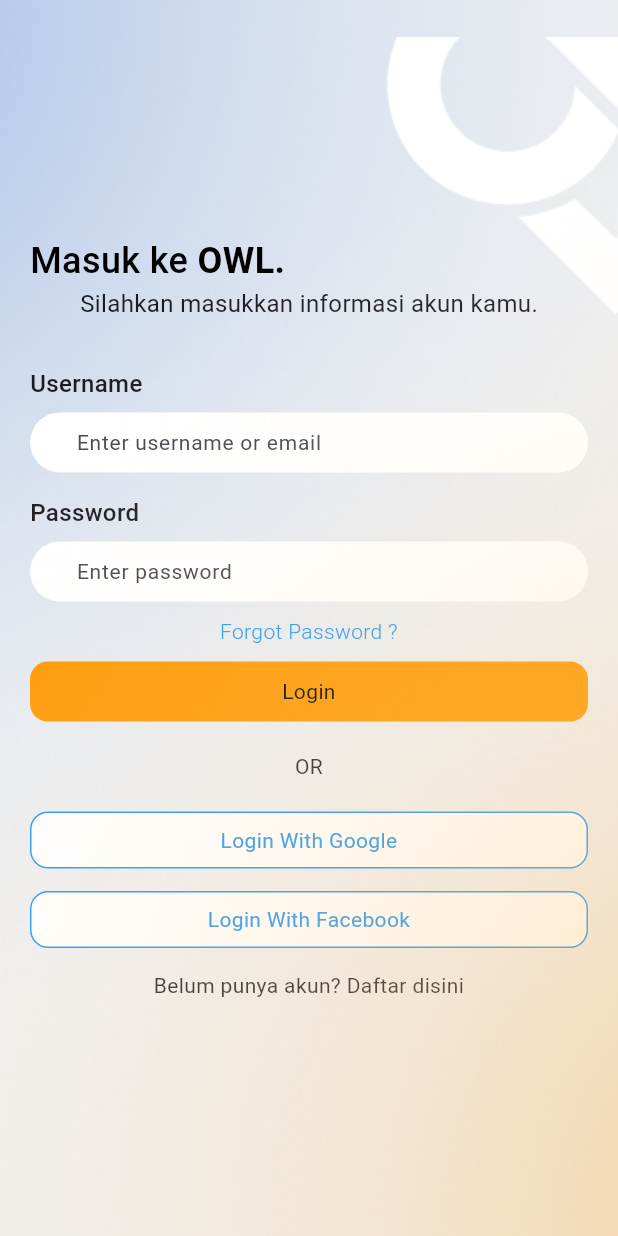
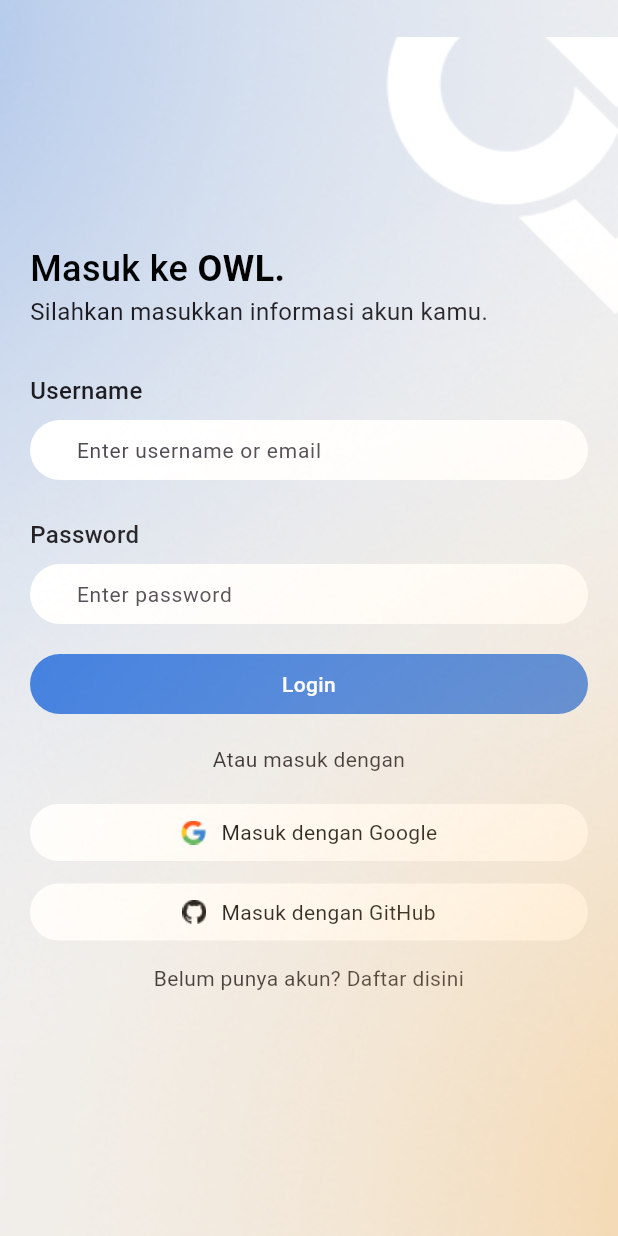
Before and after one commit to fnt4sia/OWL, a Flutter app: the screen it shows after launch, on a phone screen of 412 x 824 dp. Run offline on Flutter 3.47's test engine with Material 3 defaults, Android fonts, the phone set to English and light mode, and no system bars; our stand-ins replace shared_preferences.

Commit message:
update styling login_page

```diff
--- a/mobile/lib/features/login/login_page.dart
+++ b/mobile/lib/features/login/login_page.dart
@@ -59,14 +59,17 @@
                     )
                   ],
                 ),
-                const Text(
+                const Align(
+                  alignment: Alignment.centerLeft,
+                  child: Text(
                     'Silahkan masukkan informasi akun kamu.',
                     style: TextStyle(
                       fontSize: 16,
                       fontWeight: FontWeight.w400,
                     ),
                   ),
-                const SizedBox(height: 30),
+                ),
+                const SizedBox(height: 20),
                 inputForm(false, emailController, 'Enter username or email',
                     'Username'),
                 const SizedBox(height: 15),
@@ -85,14 +88,14 @@
                       )
                     : const SizedBox(),
                 const SizedBox(height: 5),
-                const Text(
-                  'Forgot Password ?',
-                  style: TextStyle(
-                    fontWeight: FontWeight.w300,
-                    color: Colors.blue,
-                  ),
-                  textAlign: TextAlign.center,
-                ),
+                // const Text(
+                //   'Forgot Password ?',
+                //   style: TextStyle(
+                //     fontWeight: FontWeight.w300,
+                //     color: Colors.blue,
+                //   ),
+                //   textAlign: TextAlign.center,
+                // ),
                 const SizedBox(height: 10),
                 InkWell(
                   onTap: () {
@@ -102,15 +105,15 @@
                     width: MediaQuery.of(context).size.width,
                     padding: const EdgeInsets.all(10),
                     decoration: BoxDecoration(
-                      color: Colors.orange,
-                      borderRadius: BorderRadius.circular(12),
+                      color: const Color(0xff387ADF),
+                      borderRadius: BorderRadius.circular(30),
                     ),
                     child: const Text(
                       'Login',
                       style: TextStyle(
-                        color: Colors.black,
+                        color: Colors.white,
                         fontSize: 14,
-                        fontWeight: FontWeight.w400,
+                        fontWeight: FontWeight.w500,
                       ),
                       textAlign: TextAlign.center,
                     ),
@@ -118,13 +121,13 @@
                 ),
                 const SizedBox(height: 20),
                 const Text(
-                  'OR',
+                  'Atau masuk dengan',
                   textAlign: TextAlign.center,
                 ),
                 const SizedBox(height: 20),
-                buttonLoginWith('Google'),
+                buttonLoginWith('Google', 'googleIcon'),
                 const SizedBox(height: 15),
-                buttonLoginWith('Facebook'),
+                buttonLoginWith('GitHub', 'githubIcon'),
                 const SizedBox(height: 15),
                 const Text(
                   'Belum punya akun? Daftar disini',
@@ -144,6 +147,7 @@
     return Column(
       crossAxisAlignment: CrossAxisAlignment.start,
       children: [
+        const SizedBox(height: 10),
         Text(
           label,
           style: const TextStyle(
@@ -180,28 +184,35 @@
     );
   }
 
-  Widget buttonLoginWith(String text) {
+  Widget buttonLoginWith(String text, String icon) {
     return Container(
       width: MediaQuery.of(context).size.width,
       padding: const EdgeInsets.all(8),
       decoration: BoxDecoration(
         color: Colors.white,
         borderRadius: const BorderRadius.all(
-          Radius.circular(12),
+          Radius.circular(30),
         ),
         border: Border.all(
           width: 1,
-          color: Colors.blue,
+          color: Colors.transparent,
         ),
       ),
-      child: Text(
-        'Login With $text',
+      child: Row(
+        mainAxisAlignment: MainAxisAlignment.center,
+        children: [
+          Image.asset('assets/$icon.png'),
+          const SizedBox(width: 10),
+          Text(
+            'Masuk dengan $text',
             style: const TextStyle(
-          color: Colors.blue,
+              color: Colors.black,
               fontSize: 14,
             ),
             textAlign: TextAlign.center,
           ),
+        ],
+      ),
     );
   }
 }
--- a/mobile/pubspec.yaml
+++ b/mobile/pubspec.yaml
@@ -54,6 +54,8 @@
     - assets/ellipseTop.png
     - assets/ellipseBottom.png
     - assets/logoLogin.png
+    - assets/githubIcon.png
+    - assets/googleIcon.png
   # An image asset can refer to one or more resolution-specific "variants", see
   # https://flutter.dev/assets-and-images/#resolution-aware
   # For details regarding adding assets from package dependencies, see
```
Also changed, not shown: mobile/assets/githubIcon.png (added), mobile/assets/googleIcon.png (added). Lines whose indentation alone changed are shown as unchanged.
